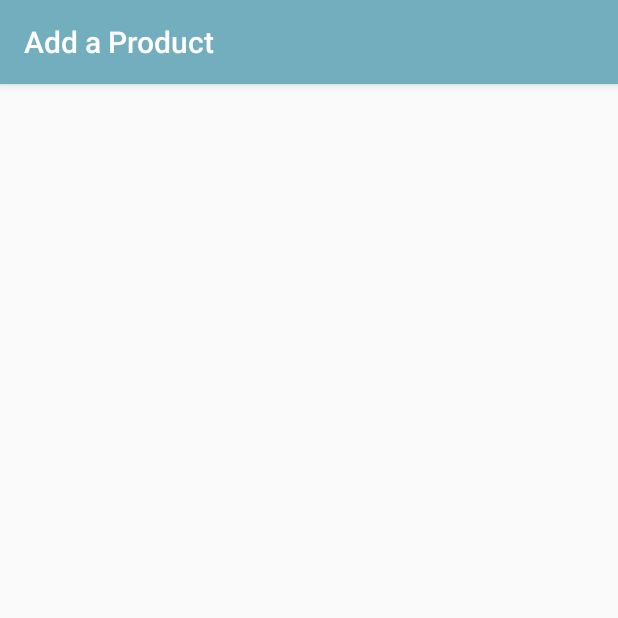
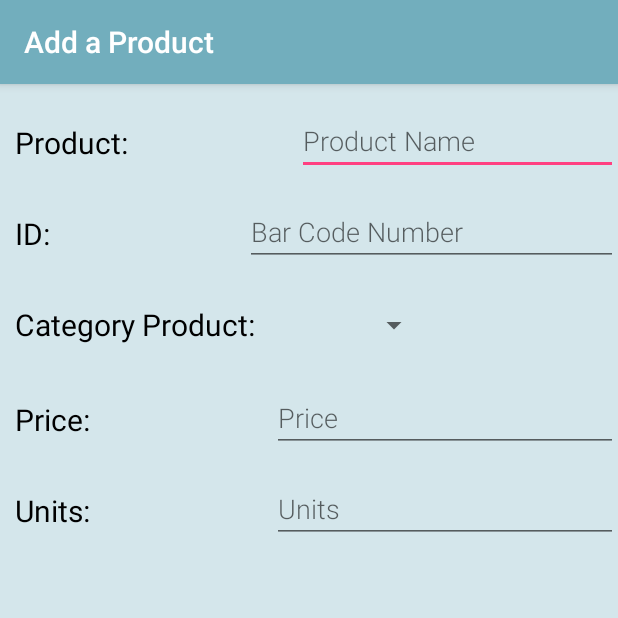
Before and after one commit to maxraf80/InventortyApp, an Android app: the screen it shows after launch (MainActivity), on a phone screen of 412 x 824 dp, the top half of it. Run offline under Robolectric (Android 15) with nearby library versions, the phone set to English and light mode, and no system bars.

Commit message:
Friday 13th

```diff
--- a/app/src/main/AndroidManifest.xml
+++ b/app/src/main/AndroidManifest.xml
@@ -8,17 +8,12 @@
         android:label="@string/editor_activity_title_new_product"
         android:supportsRtl="true"
         android:theme="@style/AppTheme">
-
         <activity android:name=".MainActivity">
             <intent-filter>
                 <action android:name="android.intent.action.MAIN" />
                 <category android:name="android.intent.category.LAUNCHER" />
             </intent-filter>
         </activity>
-
-
-
-
     </application>
 
 </manifest>
--- a/app/src/main/res/layout/content_habit.xml
+++ b/app/src/main/res/layout/content_habit.xml
@@ -3,16 +3,140 @@
     xmlns:tools="http://schemas.android.com/tools"
     android:layout_width="match_parent"
     android:layout_height="match_parent"
+    android:background="@color/colorBackground"
     android:fitsSystemWindows="true"
     android:orientation="vertical"
     tools:context="udacity.com.inventortyapp.MainActivity">
 
-    <TextView
-        style="@style/CategoryStyle"
-        android:text="@string/category_product" />
+    <LinearLayout
+        android:layout_width="match_parent"
+        android:layout_height="wrap_content"
+        android:orientation="horizontal">
+
+        <TextView
+            style="@style/CategoryStyle"
+            android:text="@string/category_product" />
 
 
+        <LinearLayout
+            android:layout_width="0dp"
+            android:layout_height="wrap_content"
+            android:layout_weight="2"
+            android:orientation="vertical"
+            android:paddingLeft="4dp"
+            android:paddingTop="15dp">
+
+            <EditText
+                android:id="@+id/edit_activity_name"
+                style="@style/EditorFieldStyle"
+                android:hint="@string/product_name"
+                android:inputType="textCapWords"
+                android:textColor="@color/colorSecondaryText" />
+        </LinearLayout>
+    </LinearLayout>
+
+    <LinearLayout
+        android:layout_width="match_parent"
+        android:layout_height="wrap_content"
+        android:orientation="horizontal">
+
+        <TextView
+            style="@style/CategoryStyle"
+            android:text="@string/category_id" />
+
+        <LinearLayout
+            android:layout_width="0dp"
+            android:layout_height="wrap_content"
+            android:layout_weight="2"
+            android:orientation="vertical"
+            android:paddingLeft="4dp"
+            android:paddingTop="15dp">
+
+            <EditText
+                android:id="@+id/edit_bar_code"
+                style="@style/EditorFieldStyle"
+                android:hint="@string/product_Bar_Code"
+                android:inputType="number"
+                android:textColor="@color/colorSecondaryText" />
+        </LinearLayout>
+
+    </LinearLayout>
+
+    <LinearLayout
+        android:layout_width="match_parent"
+        android:layout_height="wrap_content"
+        android:orientation="horizontal">
+
+        <TextView
+            style="@style/CategoryStyle"
+            android:text="@string/category_kind" />
+
+        <LinearLayout
+            android:layout_width="177dp"
+            android:layout_height="wrap_content"
+            android:orientation="vertical"
+            android:paddingLeft="4dp"
+            android:paddingTop="15dp">
+
+            <Spinner
+                android:id="@+id/spinner_zone"
+                android:layout_width="wrap_content"
+                android:layout_height="48dp"
+                android:paddingRight="16dp"
+                android:spinnerMode="dropdown" />
 
 
+        </LinearLayout>
+    </LinearLayout>
 
+    <LinearLayout
+        android:layout_width="match_parent"
+        android:layout_height="wrap_content"
+        android:orientation="horizontal">
+
+        <TextView
+            style="@style/CategoryStyle"
+            android:text="@string/category_Price" />
+
+        <LinearLayout
+            android:layout_width="0dp"
+            android:layout_height="wrap_content"
+            android:layout_weight="2"
+            android:orientation="vertical"
+            android:paddingLeft="4dp"
+            android:paddingTop="15dp">
+
+            <EditText
+                android:id="@+id/price"
+                style="@style/EditorFieldStyle"
+                android:hint="@string/product_Price"
+                android:inputType="numberDecimal"
+                android:textColor="@color/colorSecondaryText" />
+        </LinearLayout>
+        </LinearLayout>
+    <LinearLayout
+        android:layout_width="match_parent"
+        android:layout_height="wrap_content"
+        android:orientation="horizontal">
+
+        <TextView
+            style="@style/CategoryStyle"
+            android:text="@string/category_Units" />
+
+        <LinearLayout
+            android:layout_width="0dp"
+            android:layout_height="wrap_content"
+            android:layout_weight="2"
+            android:orientation="vertical"
+            android:paddingLeft="4dp"
+            android:paddingTop="15dp">
+
+            <EditText
+                android:id="@+id/units"
+                style="@style/EditorFieldStyle"
+                android:hint="@string/product_Units"
+                android:inputType="number"
+                android:textColor="@color/colorSecondaryText" />
+        </LinearLayout>
 </LinearLayout>
+</LinearLayout>
--- a/app/src/main/res/values/colors.xml
+++ b/app/src/main/res/values/colors.xml
@@ -3,4 +3,8 @@
     <color name="colorPrimary">#72aebd</color>
     <color name="colorPrimaryDark">#157991</color>
     <color name="colorAccent">#FF4081</color>
+    <color name="colorMainText">#000</color>
+    <color name="colorSecondaryText">#262626</color>
+    <color name="colorBackground">#d4e6eb</color>
+
 </resources>
--- a/app/src/main/res/values/strings.xml
+++ b/app/src/main/res/values/strings.xml
@@ -1,5 +1,14 @@
 <resources>
     <string name="app_name">Inventorty App</string>
     <string name="editor_activity_title_new_product">Add a Product</string>
-    <string name="category_product">Product</string>
+    <string name="category_product">Product:</string>
+    <string name="category_id">ID:</string>
+    <string name="category_kind">Category Product:</string>
+    <string name="category_Price">Price:</string>
+    <string name="category_Units">Units:</string>
+    <string name="product_name">Product Name"</string>
+    <string name="product_Bar_Code">Bar Code Number"</string>
+    <string name="product_Price">Price"</string>
+    <string name="product_Units">Units"</string>
+
 </resources>
--- a/app/src/main/res/values/styles.xml
+++ b/app/src/main/res/values/styles.xml
@@ -11,12 +11,21 @@
 
     <style name="CategoryStyle">
         <item name="android:layout_height">wrap_content</item>
-        <item name="android:layout_width">0dp</item>
+        <item name="android:layout_width">wrap_content</item>
         <item name="android:layout_weight">1</item>
-        <item name="android:paddingTop">16dp</item>
-        <item name="android:textColor">@color/colorAccent</item>
-        <item name="android:fontFamily">sans-serif-medium</item>
+        <item name="android:paddingTop">25dp</item>
+        <item name="android:paddingLeft">10dp</item>
+        <item name="android:textColor">@color/colorMainText</item>
+        <item name="android:fontFamily">sans-serif</item>
+        <item name="android:textSize">20sp</item>
         <item name="android:textAppearance">?android:textAppearanceSmall</item>
     </style>
 
+    <style name="EditorFieldStyle">
+        <item name="android:layout_height">wrap_content</item>
+        <item name="android:layout_width">match_parent</item>
+        <item name="android:fontFamily">sans-serif-light</item>
+        <item name="android:textAppearance">?android:textAppearanceMedium</item>
+    </style>
+
 </resources>
```
